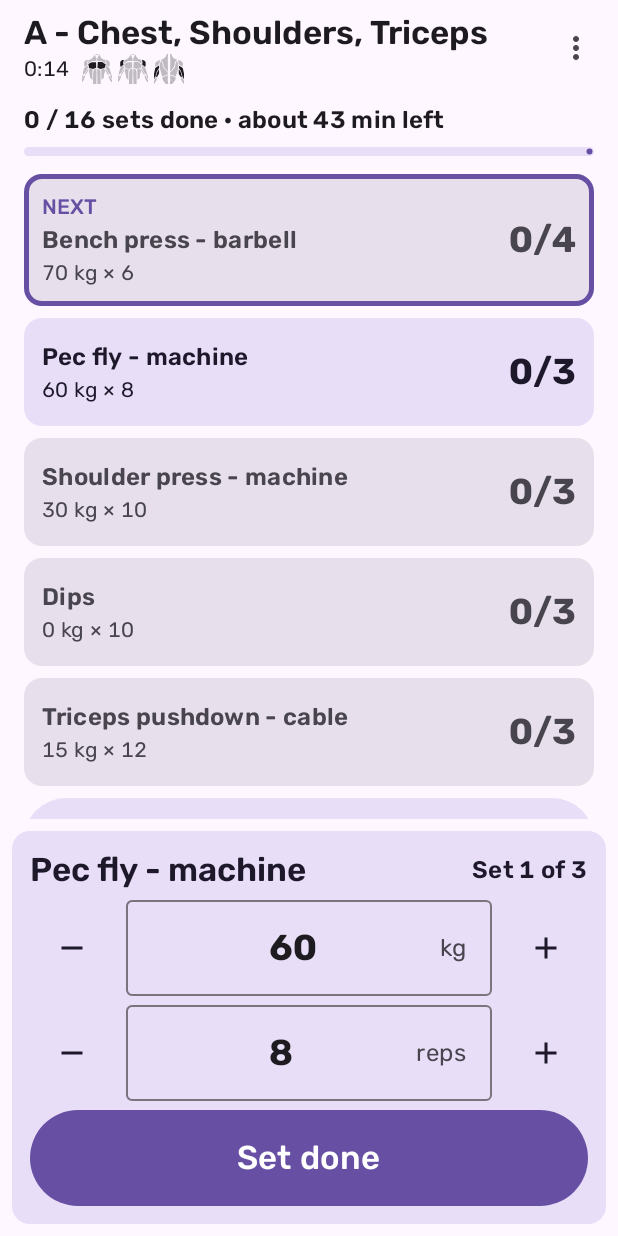
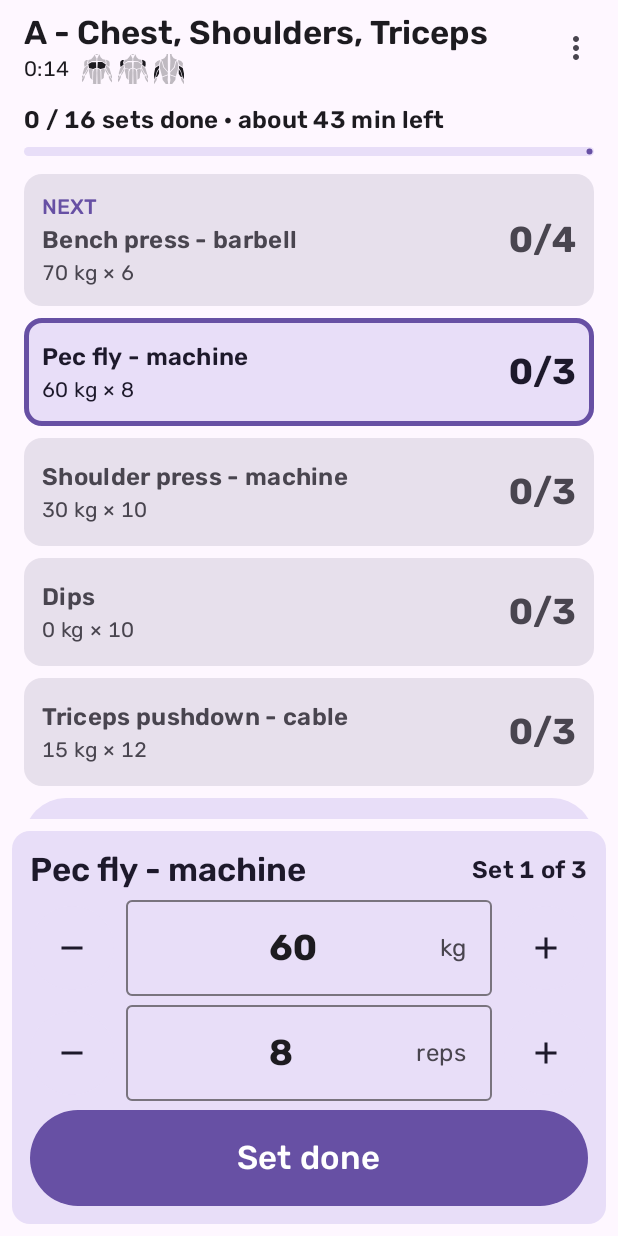
Before and after one commit to barelimelech94/sga, an Android app built with Jetpack Compose: the WorkoutScreen screen opened through its navigation route, after a tap on "Pec fly - machine", on a phone screen of 412 x 824 dp. Run offline under Robolectric (Android 15) with nearby library versions, the phone set to English and light mode, and no system bars; our stand-ins replace Room's generated code; 1 other tap on this screen came first.

Commit message:
Workout: outline the selected exercise card, not always the next one

```diff
--- a/app/src/main/java/com/bar/sga/ui/WorkoutScreen.kt
+++ b/app/src/main/java/com/bar/sga/ui/WorkoutScreen.kt
@@ -212,13 +212,15 @@ fun WorkoutScreen(onGone: () -> Unit, vm: WorkoutViewModel = viewModel()) {
                     val d = doneSets(it, logs)
                     val complete = d >= it.sets
                     val isNext = it.id == next?.id
+                    // The border marks the exercise in the panel; with none open, it points at what's next.
+                    val outlined = it.id == (selected ?: next)?.id
                     Card(
                         Modifier.fillMaxWidth().alpha(if (complete) 0.55f else 1f).clickable { vm.selectedId.value = it.id },
                         colors = CardDefaults.cardColors(
                             containerColor = if (it.id == selected?.id) MaterialTheme.colorScheme.secondaryContainer
                             else MaterialTheme.colorScheme.surfaceVariant,
                         ),
-                        border = if (isNext) BorderStroke(3.dp, MaterialTheme.colorScheme.primary) else null,
+                        border = if (outlined) BorderStroke(3.dp, MaterialTheme.colorScheme.primary) else null,
                     ) {
                         Row(Modifier.padding(12.dp).heightIn(min = 48.dp), verticalAlignment = Alignment.CenterVertically) {
                             Column(Modifier.weight(1f)) {
```
